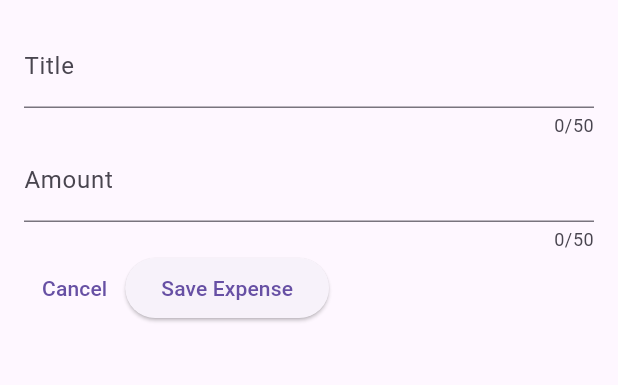
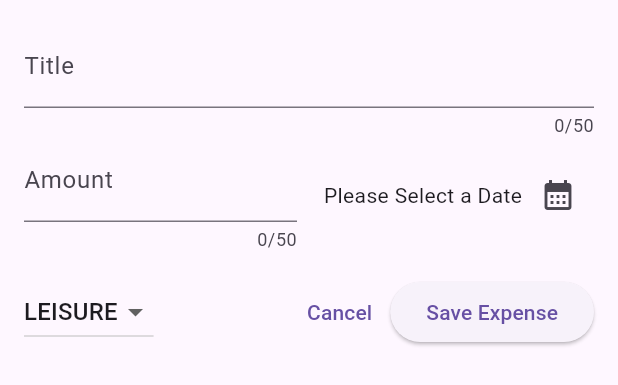
Before and after one commit to B0ilingT/expense-tracker-demo-app, a Flutter app: the NewExpense widget shown alone on an empty page, opened directly, on a phone screen of 412 x 824 dp. Shown: the top 385 px of the screen. Run offline on Flutter 3.47's test engine with Material 3 defaults, Android fonts, the phone set to English and light mode, and no system bars.

Commit message:
Updated Modal

```diff
--- a/Flutter Projects/TestFinance/expense_tracker/lib/models/expense.dart
+++ b/Flutter Projects/TestFinance/expense_tracker/lib/models/expense.dart
@@ -2,7 +2,7 @@ import 'package:flutter/material.dart';
 import 'package:uuid/uuid.dart';
 import 'package:intl/intl.dart';
 
-final formatter = DateFormat.yMd();
+final formatter = DateFormat(Intl.defaultLocale);
 
 const uuid = Uuid();
 enum Category {food, leisure, travel, work}
--- a/Flutter Projects/TestFinance/expense_tracker/lib/widgets/new_expense.dart
+++ b/Flutter Projects/TestFinance/expense_tracker/lib/widgets/new_expense.dart
@@ -1,4 +1,8 @@
+import 'package:expense_tracker/models/expense.dart';
 import 'package:flutter/material.dart';
+import 'package:intl/intl.dart';
+
+final formatter = DateFormat(Intl.defaultLocale);
 
 class NewExpense extends StatefulWidget {
   const NewExpense({super.key});
@@ -10,8 +14,24 @@ class NewExpense extends StatefulWidget {
 }
 
 class _NewExpenseState extends State<NewExpense> {
+  DateTime? _selectedDate;
+
   final _titleController = TextEditingController();
   final _amountController = TextEditingController();
+  Category _selectedCategory = Category.leisure;
+
+  void _presentDatePicker() async {
+    final dtNow = DateTime.now();
+    final dtFirstDate = DateTime(dtNow.year - 1, dtNow.month, dtNow.day);
+    final selectedDate = await showDatePicker(
+        context: context,
+        initialDate: DateTime.now(),
+        firstDate: dtFirstDate,
+        lastDate: dtNow);
+    setState(() {
+      _selectedDate = selectedDate;
+    });
+  }
 
   @override
   void dispose() {
@@ -30,16 +50,55 @@ class _NewExpenseState extends State<NewExpense> {
             maxLength: 50,
             decoration: const InputDecoration(label: Text("Title")),
           ),
-          TextField(
-            controller: _amountController,
-            keyboardType: const TextInputType.numberWithOptions(
-              decimal: true,
-            ),
-            maxLength: 50,
-            decoration:
-                const InputDecoration(label: Text("Amount"), prefixText: "£ "),
+          Row(
+            children: [
+              Expanded(
+                child: TextField(
+                  controller: _amountController,
+                  keyboardType: const TextInputType.numberWithOptions(
+                    decimal: true,
+                  ),
+                  maxLength: 50,
+                  decoration: const InputDecoration(
+                      label: Text("Amount"), prefixText: "£ "),
+                ),
+              ),
+              const SizedBox(width: 16),
+              Expanded(
+                child: Row(
+                  mainAxisAlignment: MainAxisAlignment.end,
+                  crossAxisAlignment: CrossAxisAlignment.center,
+                  children: [
+                    Text(_selectedDate == null
+                        ? "Please Select a Date"
+                        : formatter.format(_selectedDate!)),
+                    IconButton(
+                        onPressed: _presentDatePicker,
+                        icon: const Icon(Icons.calendar_month))
+                  ],
+                ),
+              ),
+            ],
           ),
+          const SizedBox(height: 16),
           Row(children: [
+            DropdownButton(
+                value: _selectedCategory,
+                items: Category.values
+                    .map((catergory) => DropdownMenuItem(
+                        value: catergory,
+                        child: Text(catergory.name.toString().toUpperCase())))
+                    .toList(),
+                onChanged: (value) {
+                  if(value == null){
+                    return;
+                  }
+                  setState(() {
+                    _selectedCategory = value;
+                  });
+                }
+              ),
+              const Spacer(),
             TextButton(
                 onPressed: () {
                   Navigator.pop(context);
@@ -49,6 +108,11 @@ class _NewExpenseState extends State<NewExpense> {
               onPressed: () {
                 print("Title: " + _titleController.text);
                 print("Amount: " + _amountController.text);
+                print("Category: " + _selectedCategory.name.toString());
+                if(_selectedDate == null) {
+                  return;
+                }
+                print("Date: " + formatter.format(_selectedDate!));
               },
               child: const Text('Save Expense'),
             ),
```
